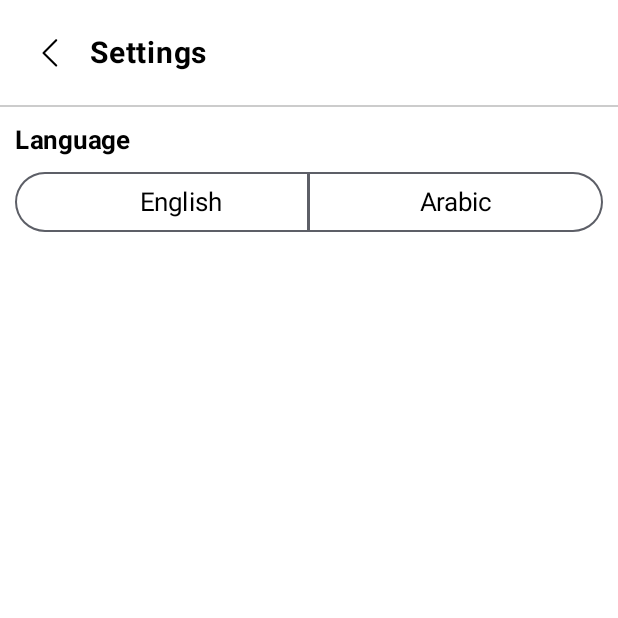
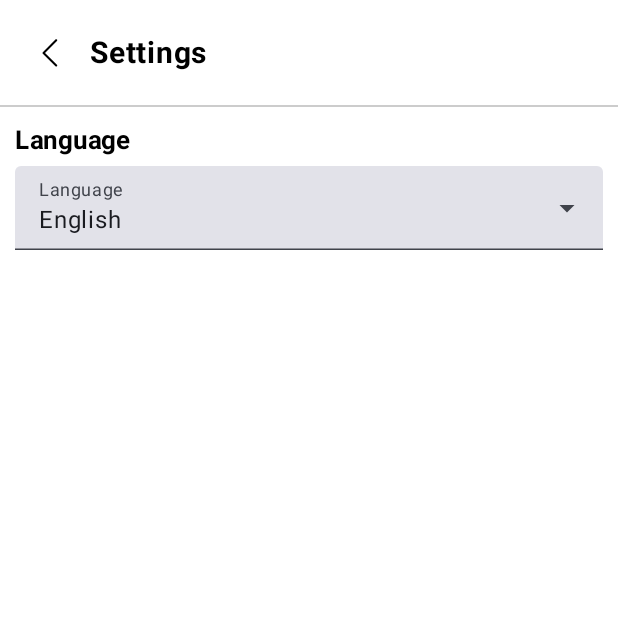
Before and after one commit to raheelmushtaq/Todo-Task, an Android app built with Jetpack Compose: the SettingsScreen screen opened through its navigation route, on a phone screen of 412 x 824 dp, the top half of it. Run offline under Robolectric (Android 15) with nearby library versions, the phone set to English and light mode, and no system bars; our stand-ins replace Dagger/Hilt's generated code; libraries missing offline, so code that uses them is left out: com.intentfilter.androidpermissions; 2 statements that could not run were skipped.

Commit message:
Language Change option added for App locatlization

```diff
--- a/app/src/main/java/com/app/todolist/MainActivity.kt
+++ b/app/src/main/java/com/app/todolist/MainActivity.kt
@@ -3,6 +3,7 @@ package com.app.todolist
 import android.os.Bundle
 import androidx.activity.ComponentActivity
 import androidx.activity.compose.setContent
+import androidx.appcompat.app.AppCompatActivity
 import androidx.compose.foundation.background
 import androidx.compose.foundation.layout.statusBarsPadding
 import androidx.compose.material3.Text
@@ -27,7 +28,7 @@ import com.app.todolist.presentation.screens_routes.ScreenRoutes
 import dagger.hilt.android.AndroidEntryPoint
 
 @AndroidEntryPoint
-class MainActivity : ComponentActivity() {
+class MainActivity : AppCompatActivity() {
     override fun onCreate(savedInstanceState: Bundle?) {
         WindowCompat.setDecorFitsSystemWindows(window, false)
         installSplashScreen()
--- a/app/src/main/java/com/app/todolist/presentation/screens/settings/SettingsScreen.kt
+++ b/app/src/main/java/com/app/todolist/presentation/screens/settings/SettingsScreen.kt
@@ -1,5 +1,6 @@
 package com.app.todolist.presentation.screens.settings
 
+import androidx.appcompat.app.AppCompatDelegate
 import androidx.compose.foundation.background
 import androidx.compose.foundation.gestures.detectTapGestures
 import androidx.compose.foundation.layout.Box
@@ -9,37 +10,38 @@ import androidx.compose.foundation.layout.fillMaxSize
 import androidx.compose.foundation.layout.fillMaxWidth
 import androidx.compose.foundation.layout.height
 import androidx.compose.foundation.layout.padding
+import androidx.compose.foundation.layout.width
+import androidx.compose.material3.DropdownMenuItem
 import androidx.compose.material3.ExperimentalMaterial3Api
+import androidx.compose.material3.ExposedDropdownMenuBox
+import androidx.compose.material3.ExposedDropdownMenuDefaults
 import androidx.compose.material3.Scaffold
-import androidx.compose.material3.SegmentedButton
-import androidx.compose.material3.SegmentedButtonDefaults
-import androidx.compose.material3.SingleChoiceSegmentedButtonRow
+import androidx.compose.material3.Text
+import androidx.compose.material3.TextField
 import androidx.compose.runtime.Composable
-import androidx.compose.runtime.LaunchedEffect
+import androidx.compose.runtime.getValue
 import androidx.compose.runtime.mutableStateOf
 import androidx.compose.runtime.remember
+import androidx.compose.runtime.setValue
 import androidx.compose.ui.Modifier
+import androidx.compose.ui.geometry.Size
 import androidx.compose.ui.graphics.Color
-import androidx.compose.ui.graphics.vector.ImageVector
 import androidx.compose.ui.input.pointer.pointerInput
+import androidx.compose.ui.layout.onGloballyPositioned
 import androidx.compose.ui.platform.LocalContext
+import androidx.compose.ui.platform.LocalDensity
 import androidx.compose.ui.platform.LocalFocusManager
 import androidx.compose.ui.res.stringResource
-import androidx.compose.ui.res.vectorResource
 import androidx.compose.ui.text.font.FontWeight
 import androidx.compose.ui.unit.dp
+import androidx.compose.ui.unit.toSize
+import androidx.core.os.LocaleListCompat
 import androidx.hilt.navigation.compose.hiltViewModel
 import androidx.navigation.NavController
 import com.app.todolist.R
-import com.app.todolist.data.models.OrderBy
-import com.app.todolist.presentation.components.Dialogs.ConfirmationDialog
 import com.app.todolist.presentation.components.appheader.AppHeader
-import com.app.todolist.presentation.components.bottomsheets.filter.CategoriesFilterView
 import com.app.todolist.presentation.components.textfields.MediumText
-import com.app.todolist.presentation.screens.settings.modal.Languages
 import com.app.todolist.presentation.screens.settings.viewmodel.SettingsScreenViewModel
-import com.app.todolist.presentation.screens.settings.viewmodel.SettingsUIEvent
-import com.app.todolist.utils.LanguageUtils
 
 @OptIn(ExperimentalMaterial3Api::class)
 @Composable
@@ -50,23 +52,29 @@ fun SettingsScreen(
 
     val focusManager = LocalFocusManager.current
 
-    val currentLanguage = remember {
-        mutableStateOf(state.language)
+    val localeOptions = mapOf(
+        R.string.en to "en",
+        R.string.ar to "ar-AE",
+    ).mapKeys { stringResource(it.key) }
+
+    fun handleChangeLocation(selectionLocale: String) {
+        AppCompatDelegate.setApplicationLocales(
+            LocaleListCompat.forLanguageTags(
+                localeOptions[selectionLocale]
+            )
+        )
     }
-    val context = LocalContext.current
-    Scaffold(
-        modifier = Modifier.pointerInput(key1 = true) {
+
+    Scaffold(modifier = Modifier.pointerInput(key1 = true) {
         detectTapGestures(onTap = { focusManager.clearFocus() })
-        },
-        topBar = {
+    }, topBar = {
         AppHeader(
             navController = navController,
             title = stringResource(id = R.string.settings),
             showBackButton = true
         )
 
-        }
-    ) { defaultPadding ->
+    }) { defaultPadding ->
         Column(modifier = Modifier.padding(defaultPadding)) {
 
             Box(
@@ -81,48 +89,60 @@ fun SettingsScreen(
                     modifier = Modifier.padding(bottom = 5.dp),
                 ) {
 
-                    MediumText(text = stringResource(id = R.string.languge), fontWeight = FontWeight.Bold)
+                    MediumText(
+                        text = stringResource(id = R.string.language), fontWeight = FontWeight.Bold
+                    )
                     Spacer(modifier = Modifier.height(5.dp))
 
-                    SingleChoiceSegmentedButtonRow(modifier = Modifier.fillMaxWidth()) {
-                        Languages.entries.map { lang ->
-                            SegmentedButton(
-                                shape = SegmentedButtonDefaults.itemShape(
-                                    index = Languages.entries.indexOf(lang),
-                                    count = Languages.entries.size,
-                                ),
-                                colors = SegmentedButtonDefaults.colors(
-                                    activeContainerColor = Color.White,
-                                    inactiveContainerColor = Color.White,
-                                ),
+                    var expanded by remember { mutableStateOf(false) }
+                    var textfieldSize by remember { mutableStateOf(Size.Zero) }
+
+                    ExposedDropdownMenuBox(
+                        expanded = expanded,
+                        onExpandedChange = {
+                            expanded = !expanded
+                        }
+                    ) {
+                        TextField(
+                            readOnly = true,
+                            value = stringResource(R.string.selected_language),
+                            onValueChange = { },
+                            modifier = Modifier
+                                .fillMaxWidth()
+                                .onGloballyPositioned { coordinates ->
+                                    textfieldSize = coordinates.size.toSize()
+                                }
+                                .menuAnchor(),
+                            label = { Text(stringResource(id = R.string.language)) },
+                            trailingIcon = {
+                                ExposedDropdownMenuDefaults.TrailingIcon(
+                                    expanded = expanded
+                                )
+                            },
+                            colors = ExposedDropdownMenuDefaults.textFieldColors()
+                        )
+                        ExposedDropdownMenu(
+                            expanded = expanded,
+                            onDismissRequest = {
+                                expanded = false
+                            },
+                            modifier = Modifier
+                                .width(with(LocalDensity.current) { textfieldSize.width.toDp() })
+                        ) {
+                            localeOptions.keys.forEach { selectionLocale ->
+                                DropdownMenuItem(
+                                    text = {
+                                        Text(selectionLocale)
+                                    },
+                                    modifier = Modifier.fillMaxWidth(),
                                     onClick = {
-                                    if (currentLanguage.value != lang) {
-                                        currentLanguage.value = lang
-                                        viewModel.onEvent(SettingsUIEvent.ShowDialog)
+                                        handleChangeLocation(selectionLocale)
+                                        expanded = false
+
                                     }
-
-                                },
-                                selected = currentLanguage.value == lang
-                            ) {
-                                MediumText(text = lang.key)
+                                )
                             }
                         }
-                    }
-
-                    if (state.showConfirmationDialog) {
-                        ConfirmationDialog(
-                            dialogTitle = stringResource(id = R.string.change_language),
-                            dialogText = stringResource(id = R.string.change_language_confirmation),
-                            onDismissRequest = {
-                                viewModel.onEvent(SettingsUIEvent.ChangeLanguage(state.language))
-                                currentLanguage.value = state.language
-
-                            },
-                            onConfirmation = {
-                                viewModel.onEvent(SettingsUIEvent.ChangeLanguage(currentLanguage.value))
-                                LanguageUtils.changeLanguage(context, currentLanguage.value.key)
-
-                            })
                     }
                 }
             }
--- a/app/src/main/java/com/app/todolist/presentation/screens/settings/modal/Languages.kt
+++ b/app/src/main/java/com/app/todolist/presentation/screens/settings/modal/Languages.kt
@@ -2,5 +2,5 @@ package com.app.todolist.presentation.screens.settings.modal
 
 enum class Languages(val key: String, val value: String) {
     English("English", "en"),
-    Arabic("Arabic", "ar")
+    Arabic("Arabic", "ar-ae")
 }
--- a/app/src/main/java/com/app/todolist/presentation/screens/splash/SplashScreen.kt
+++ b/app/src/main/java/com/app/todolist/presentation/screens/splash/SplashScreen.kt
@@ -32,7 +32,6 @@ import androidx.navigation.NavController
 import com.app.todolist.R
 import com.app.todolist.presentation.screens.splash.viewmodel.SplashViewModel
 import com.app.todolist.presentation.screens_routes.ScreenRoutes
-import com.app.todolist.utils.LanguageUtils
 import com.app.todolist.utils.PermissionUtil
 import kotlinx.coroutines.flow.collectLatest
 
--- a/app/src/main/java/com/app/todolist/presentation/screens/todo_list/TodoListScreen.kt
+++ b/app/src/main/java/com/app/todolist/presentation/screens/todo_list/TodoListScreen.kt
@@ -57,7 +57,7 @@ fun TodoListScreen(
             AppHeader(
                 navController = navController,
                 title = stringResource(id = R.string.app_name),
-                showSettingsIcon = false
+                showSettingsIcon = true
             )
 
         },
--- a/app/src/main/res/values/strings.xml
+++ b/app/src/main/res/values/strings.xml
@@ -1,5 +1,7 @@
 <resources>
-    <string name="app_name">TodoList</string>
+    <string name="app_name" translatable="false">TodoList</string>
+    <string name="en" translatable="false">English</string>
+    <string name="ar" translatable="false">العربية</string>
     <string name="back">Back</string>
     <string name="save">Save</string>
     <string name="update">Update</string>
@@ -40,7 +42,7 @@
     <string name="dismiss">Dismiss</string>
     <string name="change_language">Change Language</string>
     <string name="change_language_confirmation">Are you sure you want to change Language?</string>
-    <string name="languge">Language</string>
+    <string name="language">Language</string>
     <string name="low">Low</string>
     <string name="medium">Medium</string>
     <string name="high">High</string>
@@ -50,4 +52,5 @@
     <string name="due_time">Due Time</string>
     <string name="reminder_for_app_delay">Reminder for the Task Due</string>
     <string name="completed_task">Completed Task</string>
+    <string name="selected_language">English</string>
 </resources>
--- a/app/src/main/res/values/themes.xml
+++ b/app/src/main/res/values/themes.xml
@@ -7,5 +7,5 @@
         <item name="postSplashScreenTheme">@style/Theme.TodoList</item>
     </style>
 
-    <style name="Theme.TodoList" parent="android:Theme.Material.Light.NoActionBar" />
+    <style name="Theme.TodoList" parent="Theme.AppCompat.Light.NoActionBar" />
 </resources>
--- a/app/src/main/res/xml/locale_config.xml
+++ b/app/src/main/res/xml/locale_config.xml
@@ -1,5 +1,5 @@
 <?xml version="1.0" encoding="utf-8"?>
 <locale-config xmlns:android="http://schemas.android.com/apk/res/android">
     <locale android:name="en" />
-    <locale android:name="ar" />
+    <locale android:name="ar-AE" />
 </locale-config>
```
Also changed, not shown: app/src/main/AndroidManifest.xml (+11 -2 lines), app/src/main/java/com/app/todolist/utils/LanguageUtils.kt (deleted, +0 -21 lines), 1 other file. Lines whose indentation alone changed are shown as unchanged.
